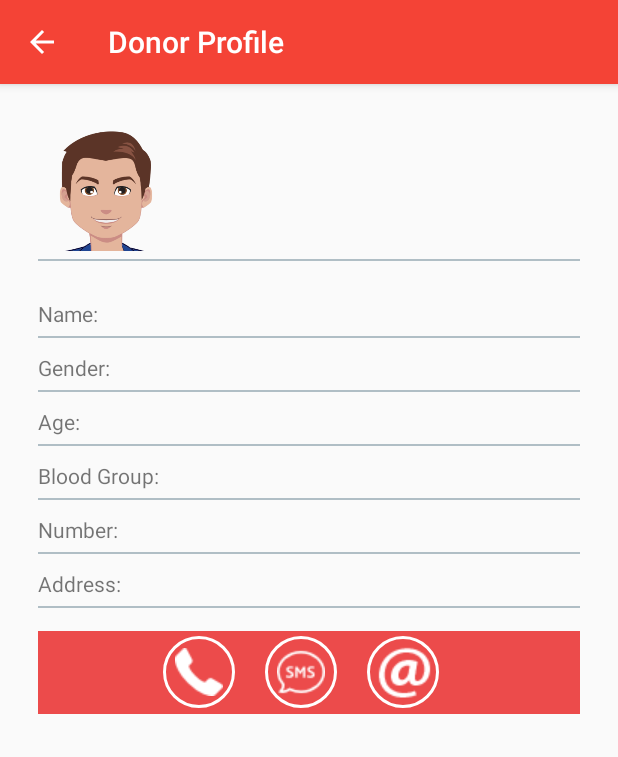
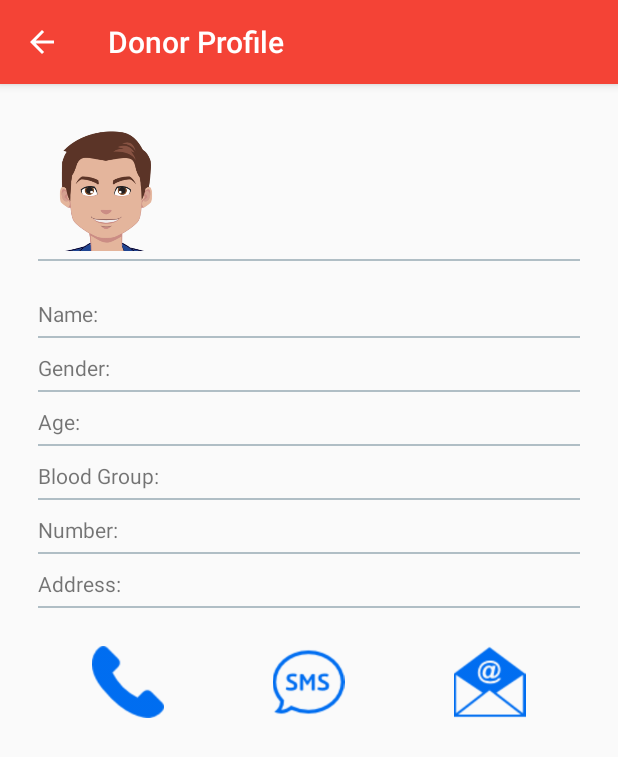
Before and after one commit to zulfikarhasan/Blood_Zone, an Android app: the Donor_Profile screen opened directly, with no data from a screen before it, on a phone screen of 412 x 824 dp. Shown: the top 757 px of the screen. Run offline under Robolectric (Android 15) with nearby library versions, the phone set to English and light mode, and no system bars; network calls fail.

Commit message:
Donor communication

```diff
--- a/app/src/main/AndroidManifest.xml
+++ b/app/src/main/AndroidManifest.xml
@@ -5,11 +5,11 @@
     <uses-permission android:name="android.permission.ACCESS_NETWORK_STATE" />
     <uses-permission android:name="android.permission.ACCESS_WIFI_STATE" />
     <uses-permission android:name="android.permission.CALL_PHONE" />
-    <uses-permission android:name="android.permission.CALL_PHONE" />
     <uses-permission android:name="android.permission.CHANGE_WIFI_STATE" />
     <uses-permission android:name="android.permission.CHANGE_NETWORK_STATE" />
     <uses-permission android:name="android.permission.INTERNET" />
-    <uses-permission android:name="android.permission.CALL_PHONE" />
+    <uses-permission android:name="android.permission.SEND_SMS"></uses-permission>
+
 
     <application
         android:name=".utils.ServiceHelper"
--- a/app/src/main/java/etl/com/bd/animatedsplash/Donor_Profile.java
+++ b/app/src/main/java/etl/com/bd/animatedsplash/Donor_Profile.java
@@ -10,8 +10,10 @@ import android.support.v7.app.AppCompatActivity;
 import android.os.Bundle;
 import android.telephony.PhoneStateListener;
 import android.telephony.TelephonyManager;
+import android.util.Log;
 import android.view.View;
 import android.widget.ImageButton;
+import android.widget.ImageView;
 import android.widget.TextView;
 import android.widget.Toast;
 
@@ -19,7 +21,7 @@ public class Donor_Profile extends AppCompatActivity {
 
 
     TextView tv_level_Name, tv_level_email, tv_Full_Name, tv_Gender, tv_Age, tv_Number, tv_Address, tv_Blood_Group;
-    ImageButton btn_call,btn_msg,btn_email;
+    ImageView iv_call,iv_sms,iv_email;
 
     @Override
     protected void onCreate(Bundle savedInstanceState) {
@@ -33,9 +35,9 @@ public class Donor_Profile extends AppCompatActivity {
         tv_Number = (TextView) findViewById(R.id.tv_donor_profile_Number);
         tv_Address = (TextView) findViewById(R.id.tv_donor_profile_Address);
         tv_Blood_Group = (TextView) findViewById(R.id.tv_donor_profile_Blood_Group);
-        btn_call = (ImageButton) findViewById(R.id.btn_donor_profile_call);
-        btn_msg = (ImageButton)findViewById(R.id.btn_donor_profile_msg);
-        btn_email = (ImageButton)findViewById(R.id.btn_donor_profile_email);
+        iv_call = (ImageView)findViewById(R.id.iv_call);
+        iv_sms = (ImageView)findViewById(R.id.iv_massage);
+        iv_email = (ImageView)findViewById(R.id.iv_email);
 
         tv_level_Name.setText(getIntent().getStringExtra("Name"));
         tv_level_email.setText(getIntent().getStringExtra("Email"));
@@ -47,29 +49,43 @@ public class Donor_Profile extends AppCompatActivity {
         tv_Blood_Group.setText(getIntent().getStringExtra("blood_group"));
 
 
-        btn_call.setOnClickListener(new View.OnClickListener() {
-            @Override
-            public void onClick(View v) {
-                Toast.makeText(getApplicationContext(),"call:",Toast.LENGTH_SHORT).show();
-            }
-        });
-
-
-       btn_msg.setOnClickListener(new View.OnClickListener() {
+       iv_call.setOnClickListener(new View.OnClickListener() {
            @Override
            public void onClick(View v) {
-               Toast.makeText(getApplicationContext(),"massage",Toast.LENGTH_SHORT).show();
+               String callText = getIntent().getStringExtra("Number");
+               Intent call=new Intent(Intent.ACTION_VIEW, Uri.parse("tel:"+callText));
+               startActivity(call);
+
            }
        });
 
-        btn_email.setOnClickListener(new View.OnClickListener() {
+        iv_sms.setOnClickListener(new View.OnClickListener() {
             @Override
             public void onClick(View v) {
-                Toast.makeText(getApplicationContext(),"email",Toast.LENGTH_SHORT).show();
+                String smsText=getIntent().getStringExtra("Number");
+                Intent intent = new Intent(Intent.ACTION_VIEW, Uri.parse("sms:" + smsText));
+                intent.putExtra("","" );
+                startActivity(intent);
             }
+
         });
 
+      iv_email.setOnClickListener(new View.OnClickListener() {
+          @Override
+          public void onClick(View v) {
 
+              String email  = getIntent().getStringExtra("Email");
+              Intent intent = new Intent(Intent.ACTION_SEND);
+              intent.setType("text/html");
+              intent.putExtra(Intent.EXTRA_EMAIL, email);
+              intent.putExtra(Intent.EXTRA_SUBJECT, "Subject");
+              intent.putExtra(Intent.EXTRA_TEXT, "email body.");
+
+              startActivity(Intent.createChooser(intent, "Send Email"));
+
+          }
+      });
 
     }
+
 }
--- a/app/src/main/java/etl/com/bd/animatedsplash/LoginActivity.java
+++ b/app/src/main/java/etl/com/bd/animatedsplash/LoginActivity.java
@@ -101,6 +101,7 @@ public class LoginActivity extends AppCompatActivity implements View.OnClickList
 
                             //Starting profile activity
                             Intent intent = new Intent(LoginActivity.this, MainActivity.class);
+                            intent.putExtra("KEY_EMAIL", email);
                             startActivity(intent);
                         }else{
                             //If the server response is not success
--- a/app/src/main/res/layout/activity_donor__profile.xml
+++ b/app/src/main/res/layout/activity_donor__profile.xml
@@ -215,50 +215,36 @@
         android:background="#b0bec5"
         android:layout_gravity="center">
     </View>
+
+
+
     <LinearLayout
         android:layout_width="match_parent"
-        android:layout_height="55dp"
-        android:layout_marginTop="15dp"
-        android:layout_gravity="center"
-        android:background="#ec4b4b"
-        android:gravity="center"
-        android:orientation="horizontal"
+        android:layout_height="48dp"
+        android:weightSum="3"
+        android:layout_marginTop="25dp"
+        android:orientation="horizontal">
+        <ImageView
+            android:id="@+id/iv_call"
+            android:layout_width="wrap_content"
+            android:layout_height="wrap_content"
+            android:layout_weight="1"
+            android:src="@drawable/call"
+            />
+        <ImageView
+            android:id="@+id/iv_massage"
+            android:layout_width="wrap_content"
+            android:layout_height="wrap_content"
+            android:layout_weight="1"
+            android:src="@drawable/sms"
+            />
+        <ImageView
+            android:id="@+id/iv_email"
+            android:layout_width="wrap_content"
+            android:layout_height="wrap_content"
+            android:layout_weight="1"
+            android:src="@drawable/emil"
+            />
 
-        >
-        <View
-            android:layout_width="0dp"
-            android:layout_height="48dp"
-            android:layout_weight="1" />
-
-        <ImageButton
-            android:id="@+id/btn_donor_profile_call"
-            android:layout_width="48dp"
-            android:layout_height="48dp"
-            android:layout_marginRight="10dp"
-            android:background="@drawable/img_bg"
-            android:src="@drawable/phone" />
-        <ImageButton
-
-            android:id="@+id/btn_donor_profile_msg"
-            android:layout_width="48dp"
-            android:layout_height="48dp"
-            android:layout_marginLeft="10dp"
-            android:layout_marginRight="10dp"
-            android:background="@drawable/img_bg"
-            android:src="@drawable/msg" />
-        <ImageButton
-            android:id="@+id/btn_donor_profile_email"
-            android:layout_width="48dp"
-            android:layout_height="48dp"
-            android:layout_marginLeft="10dp"
-            android:layout_marginRight="10dp"
-            android:background="@drawable/img_bg"
-            android:src="@drawable/email" />
-
-
-        <View
-            android:layout_width="0dp"
-            android:layout_height="48dp"
-            android:layout_weight="1"  />
     </LinearLayout>
 </LinearLayout>
```
Also changed, not shown: app/src/main/java/etl/com/bd/animatedsplash/MainActivity.java (+68 -10 lines), app/src/main/res/layout/nav_header_main.xml (+20 -20 lines), app/src/main/res/drawable-v21/call.png (added), app/src/main/res/drawable-v21/email.png (deleted), app/src/main/res/drawable-v21/emil.png (added), app/src/main/res/drawable-v21/phone.png (deleted), app/src/main/res/drawable-v21/sms.png (added).
